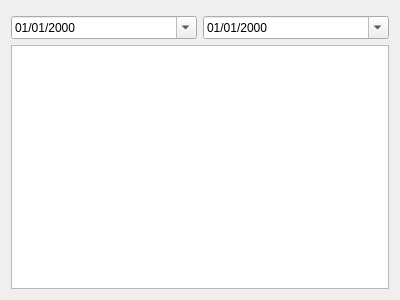
Before: the Qt Designer form res/ui/transactions_tab.ui in duniter/sakia, drawn with Qt 5.
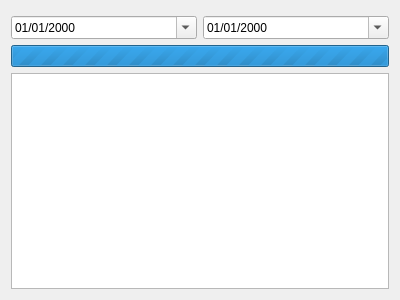
After: the same form once the commit is applied.

Commit message: Adding a progress bar to display transactions refresh

```diff
--- a/res/ui/transactions_tab.ui
+++ b/res/ui/transactions_tab.ui
@@ -43,6 +43,16 @@
        </item>
       </layout>
      </item>
+     <item>
+      <widget class="QProgressBar" name="progressbar">
+       <property name="maximum">
+        <number>0</number>
+       </property>
+       <property name="value">
+        <number>0</number>
+       </property>
+      </widget>
+     </item>
      <item>
       <widget class="QTableView" name="table_history">
        <property name="contextMenuPolicy">
```
The commit also changes 2 other files.
